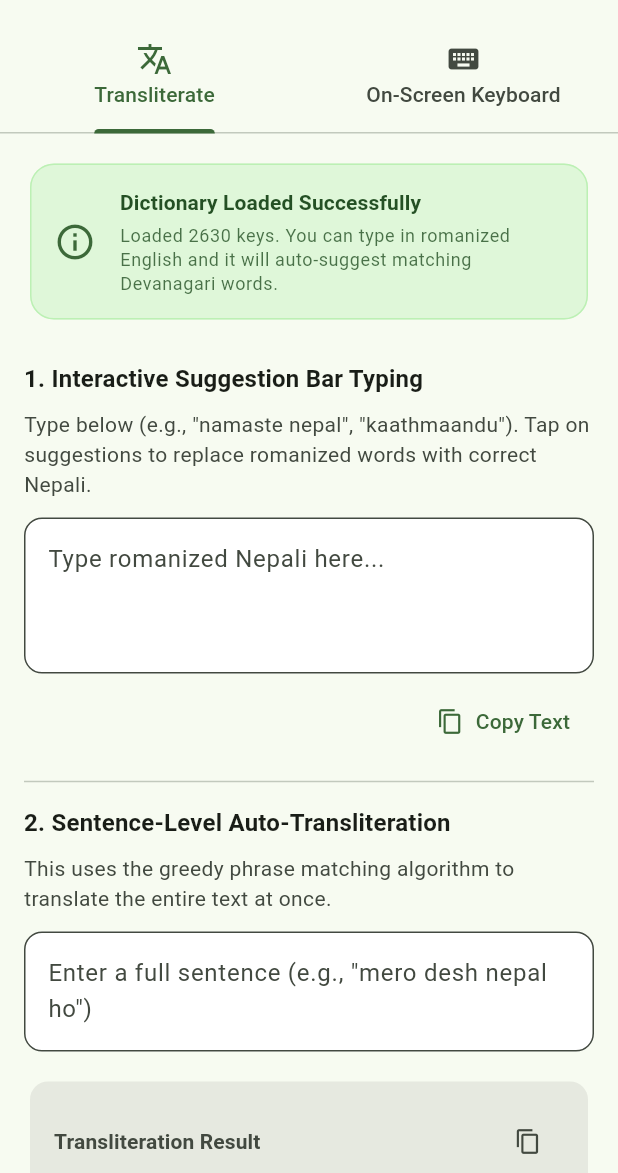
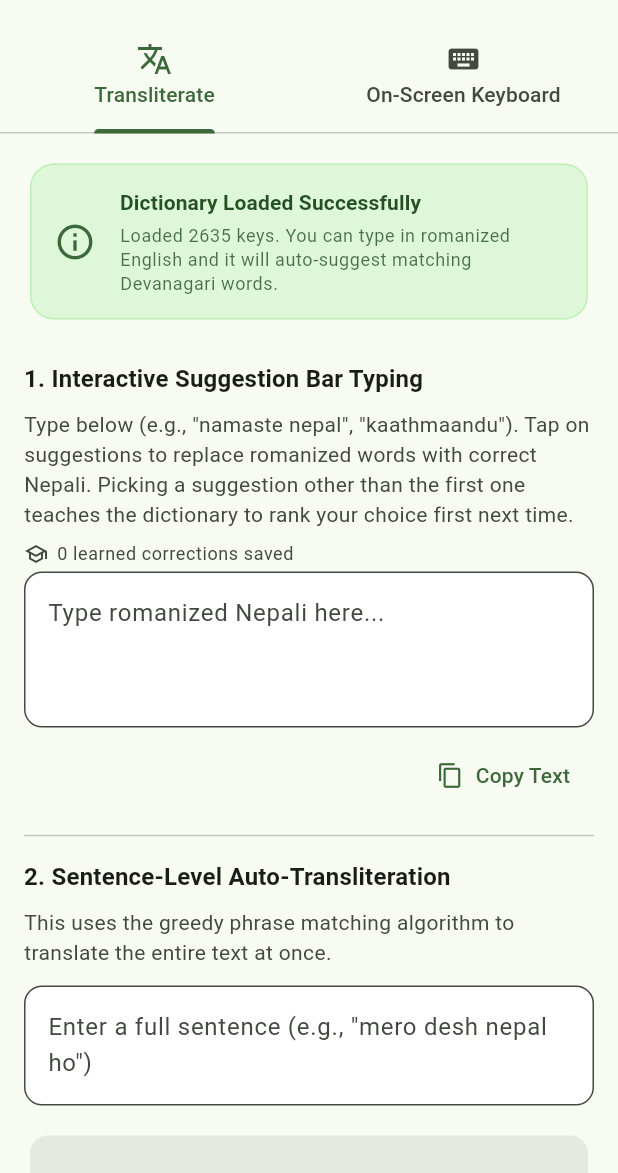
Before and after one commit to pratt778/nepali_transliteration, a Flutter app: the screen it shows after launch, on a phone screen of 412 x 824 dp, the part 63-1236 px from its top. Run offline on Flutter 3.47's test engine with Material 3 defaults, Android fonts, the phone set to English and light mode, and no system bars; our stand-ins replace shared_preferences.

Commit message:
feat: implement dictionary learning system and atomic keyboard backspace
    - Add session-level learned corrections to NepaliDictionary with support for snapshotting and loading.
    - Introduce NepaliDictionaryLoader widget to handle dictionary asset loading asynchronously and display custom loading/error states.
    - Improve NepaliKeyboard backspace logic to atomically delete multi-character conjuncts (e.g., क्ष, त्र, ज्ञ, अं) instead of single code points,
  avoiding dangling half-glyphs.
    - Set canRequestFocus: false on key buttons in NepaliKeyButton to prevent keyboard taps from stealing focus from target fields.
    - Sort dictionary files alphabetically in build_nepali_dictionary.dart to ensure builds are deterministic.
    - Integrate persistence for learned corrections using SharedPreferences in example/lib/main.dart.
    - Add warning in README.md about text capitalization impacting phonetic matching.
    - Add comprehensive widget and unit tests for loader, dictionary learning, and keyboard behavior.

````diff
--- a/example/lib/main.dart
+++ b/example/lib/main.dart
@@ -1,6 +1,12 @@
+import 'dart:convert';
+
 import 'package:flutter/material.dart';
 import 'package:flutter/services.dart';
 import 'package:nepali_transliteration/nepali_transliteration.dart';
+import 'package:shared_preferences/shared_preferences.dart';
+
+/// SharedPreferences key the learned corrections snapshot is saved under.
+const String _kLearnedPrefsKey = 'nepali_learned_corrections';
 
 void main() {
   WidgetsFlutterBinding.ensureInitialized();
@@ -45,9 +51,8 @@ class DemoHomeScreen extends StatefulWidget {
 class _DemoHomeScreenState extends State<DemoHomeScreen>
     with SingleTickerProviderStateMixin {
   late TabController _tabController;
-  bool _isLoading = true;
-  String _loadError = '';
   int _dictionarySize = 0;
+  int _learnedCount = 0;
 
   // Tab 1: Interactive & Sentence Transliteration
   final TextEditingController _interactiveInputController =
@@ -76,22 +81,47 @@ class _DemoHomeScreenState extends State<DemoHomeScreen>
         _isKeyboardFocused = _keyboardFocusNode.hasFocus;
       });
     });
-    _loadDictionary();
   }
 
-  Future<void> _loadDictionary() async {
-    try {
-      final dict = await NepaliDictionary.load();
+  /// Runs once [NepaliDictionaryLoader] finishes loading — restores
+  /// corrections learned in previous sessions and reflects the dictionary's
+  /// stats in the UI. Loading/error UI itself is handled by the loader
+  /// widget, so there's no `isLoading`/`loadError` state to manage here.
+  Future<void> _onDictionaryReady(NepaliDictionary dict) async {
+    final prefs = await SharedPreferences.getInstance();
+    final saved = prefs.getString(_kLearnedPrefsKey);
+    if (saved != null) {
+      dict.loadLearned(Map<String, String>.from(jsonDecode(saved) as Map));
+    }
+    if (!mounted) return;
     setState(() {
-        _isLoading = false;
       _dictionarySize = dict.size;
-      });
-    } catch (e) {
-      setState(() {
-        _isLoading = false;
-        _loadError = e.toString();
+      _learnedCount = dict.learnedCount;
     });
   }
+
+  /// Saves the current learned-corrections snapshot so it survives restarts.
+  Future<void> _persistLearned() async {
+    final prefs = await SharedPreferences.getInstance();
+    await prefs.setString(
+      _kLearnedPrefsKey,
+      jsonEncode(NepaliDictionary.instance.learnedSnapshot()),
+    );
+  }
+
+  Future<void> _resetLearned() async {
+    NepaliDictionary.instance.clearLearned();
+    final prefs = await SharedPreferences.getInstance();
+    await prefs.remove(_kLearnedPrefsKey);
+    setState(() => _learnedCount = 0);
+    if (!mounted) return;
+    ScaffoldMessenger.of(context).showSnackBar(
+      const SnackBar(
+        content: Text('Cleared all learned corrections'),
+        duration: Duration(seconds: 2),
+        behavior: SnackBarBehavior.floating,
+      ),
+    );
   }
 
   @override
@@ -164,6 +194,12 @@ class _DemoHomeScreenState extends State<DemoHomeScreen>
   void _selectCandidate(String candidate) {
     if (_activeWord.isEmpty) return;
 
+    // Picking anything other than the top suggestion is a correction —
+    // remember it so this word ranks `candidate` first next time.
+    final bool isCorrection =
+        _candidates.isNotEmpty && _candidates.first != candidate;
+    final String correctedWord = _activeWord;
+
     final text = _interactiveInputController.text;
 
     // We add a space after the candidate for faster typing flow
@@ -187,6 +223,19 @@ class _DemoHomeScreenState extends State<DemoHomeScreen>
       _activeWord = '';
       _candidates = [];
     });
+
+    if (isCorrection && NepaliDictionary.isLoaded) {
+      NepaliDictionary.instance.remember(correctedWord, candidate);
+      setState(() => _learnedCount = NepaliDictionary.instance.learnedCount);
+      _persistLearned();
+      ScaffoldMessenger.of(context).showSnackBar(
+        SnackBar(
+          content: Text('Learned: "$correctedWord" → $candidate'),
+          duration: const Duration(seconds: 2),
+          behavior: SnackBarBehavior.floating,
+        ),
+      );
+    }
   }
 
   void _onBulkTextChanged() {
@@ -220,9 +269,6 @@ class _DemoHomeScreenState extends State<DemoHomeScreen>
 
   @override
   Widget build(BuildContext context) {
-    final theme = Theme.of(context);
-    final cs = theme.colorScheme;
-
     return Scaffold(
       appBar: AppBar(
         title: const Text(
@@ -239,53 +285,14 @@ class _DemoHomeScreenState extends State<DemoHomeScreen>
           ],
         ),
       ),
-      body: _isLoading
-          ? Center(
-              child: Column(
-                mainAxisAlignment: MainAxisAlignment.center,
-                children: [
-                  const CircularProgressIndicator(),
-                  const SizedBox(height: 16),
-                  Text(
-                    'Loading Dictionary Asset...',
-                    style: theme.textTheme.bodyLarge?.copyWith(
-                      color: cs.onSurfaceVariant,
-                    ),
-                  ),
-                ],
-              ),
-            )
-          : _loadError.isNotEmpty
-          ? Center(
-              child: Padding(
-                padding: const EdgeInsets.all(24.0),
-                child: Column(
-                  mainAxisAlignment: MainAxisAlignment.center,
-                  children: [
-                    Icon(Icons.error_outline, color: cs.error, size: 60),
-                    const SizedBox(height: 16),
-                    Text(
-                      'Failed to load dictionary asset',
-                      style: theme.textTheme.titleMedium?.copyWith(
-                        color: cs.error,
-                        fontWeight: FontWeight.bold,
-                      ),
-                    ),
-                    const SizedBox(height: 8),
-                    Text(
-                      _loadError,
-                      textAlign: TextAlign.center,
-                      style: theme.textTheme.bodyMedium?.copyWith(
-                        color: cs.onSurfaceVariant,
-                      ),
-                    ),
-                  ],
-                ),
-              ),
-            )
-          : TabBarView(
+      // NepaliDictionaryLoader owns the loading/error UI, so the only thing
+      // this screen does is react once the dictionary is ready.
+      body: NepaliDictionaryLoader(
+        onReady: _onDictionaryReady,
+        builder: (context, dictionary) => TabBarView(
           controller: _tabController,
           children: [_buildTransliterateTab(), _buildKeyboardTab()],
+        ),
       ),
     );
   }
@@ -328,7 +335,7 @@ class _DemoHomeScreenState extends State<DemoHomeScreen>
                         Text(
                           'Loaded $_dictionarySize keys. You can type in romanized English and it will auto-suggest matching Devanagari words.',
                           style: theme.textTheme.bodySmall?.copyWith(
-                            color: cs.onPrimaryContainer.withValues(alpha:0.8),
+                            color: cs.onPrimaryContainer.withValues(alpha: 0.8),
                           ),
                         ),
                       ],
@@ -349,12 +356,32 @@ class _DemoHomeScreenState extends State<DemoHomeScreen>
           ),
           const SizedBox(height: 8),
           Text(
-            'Type below (e.g., "namaste nepal", "kaathmaandu"). Tap on suggestions to replace romanized words with correct Nepali.',
+            'Type below (e.g., "namaste nepal", "kaathmaandu"). Tap on suggestions to replace romanized words with correct Nepali. '
+            'Picking a suggestion other than the first one teaches the dictionary to rank your choice first next time.',
             style: theme.textTheme.bodyMedium?.copyWith(
               color: cs.onSurfaceVariant,
             ),
           ),
-          const SizedBox(height: 12),
+          const SizedBox(height: 8),
+          Row(
+            children: [
+              Icon(Icons.school_outlined, size: 16, color: cs.onSurfaceVariant),
+              const SizedBox(width: 6),
+              Text(
+                '$_learnedCount learned correction${_learnedCount == 1 ? '' : 's'} saved',
+                style: theme.textTheme.bodySmall?.copyWith(
+                  color: cs.onSurfaceVariant,
+                ),
+              ),
+              const Spacer(),
+              if (_learnedCount > 0)
+                TextButton(
+                  onPressed: _resetLearned,
+                  child: const Text('Reset'),
+                ),
+            ],
+          ),
+          const SizedBox(height: 4),
 
           // Suggestion Bar
           AnimatedContainer(
@@ -502,7 +529,7 @@ class _DemoHomeScreenState extends State<DemoHomeScreen>
                       fontSize: 18,
                       fontWeight: FontWeight.w500,
                       color: _bulkResult.isEmpty
-                          ? cs.onSurfaceVariant.withValues(alpha:0.5)
+                          ? cs.onSurfaceVariant.withValues(alpha: 0.5)
                           : cs.onSurface,
                     ),
                   ),
@@ -529,7 +556,7 @@ class _DemoHomeScreenState extends State<DemoHomeScreen>
               children: [
                 Card(
                   elevation: 0,
-                  color: cs.secondaryContainer.withValues(alpha:0.3),
+                  color: cs.secondaryContainer.withValues(alpha: 0.3),
                   shape: RoundedRectangleBorder(
                     borderRadius: BorderRadius.circular(12),
                   ),
--- a/example/pubspec.yaml
+++ b/example/pubspec.yaml
@@ -11,6 +11,7 @@ dependencies:
     sdk: flutter
   nepali_transliteration:
     path: ../
+  shared_preferences: ^2.5.5
 
 dev_dependencies:
   flutter_test:
--- a/lib/nepali_transliteration.dart
+++ b/lib/nepali_transliteration.dart
@@ -9,4 +9,9 @@ export 'src/logic/nepali_transliteration.dart'
         transliterationCandidates,
         transliterateSentence;
 export 'src/logic/nepali_dictionary.dart' show NepaliDictionary;
+export 'src/logic/nepali_dictionary_loader.dart'
+    show
+        NepaliDictionaryLoader,
+        NepaliDictionaryWidgetBuilder,
+        NepaliDictionaryErrorBuilder;
 export 'src/keyboard/nepali_keyboard.dart' show NepaliKeyboard;
--- a/lib/src/logic/nepali_dictionary.dart
+++ b/lib/src/logic/nepali_dictionary.dart
@@ -18,6 +18,13 @@ class NepaliDictionary {
   /// Schwa-tolerant fallback index: deschwa(key) → candidates, built only for
   /// longer keys so loose spellings (`kathamandu`) still resolve.
   final Map<String, List<String>> _fuzzy;
+
+  /// Operator-picked corrections for this session: normalized key → the
+  /// Devanagari value the operator chose over the top-ranked suggestion.
+  /// Merged ahead of dictionary/fuzzy hits by [candidates] and [sentence].
+  /// This is in-memory only — see [learnedSnapshot] / [loadLearned] to
+  /// persist it across app restarts.
+  final Map<String, String> _learned = {};
 
   static Map<String, List<String>> _buildFuzzyIndex(
     Map<String, List<String>> map,
@@ -63,23 +70,58 @@ class NepaliDictionary {
   /// Number of keys loaded — handy for diagnostics.
   int get size => _map.length;
 
-  /// Ranked Devanagari candidates for a single typed [token].
+  /// Number of corrections learned so far this session.
+  int get learnedCount => _learned.length;
+
+  /// Records that the operator picked [candidate] for [word] over whatever
+  /// ranked first, so future lookups of the same word — in any casing or
+  /// loose spelling that normalizes the same way — rank it first instead.
+  ///
+  /// This only updates the in-memory session map. To keep corrections across
+  /// app restarts, persist [learnedSnapshot] yourself (e.g. to
+  /// `shared_preferences`) and restore it with [loadLearned] at next launch.
+  void remember(String word, String candidate) {
+    final String key = normalizeDictKey(word);
+    if (key.isEmpty || candidate.isEmpty) return;
+    _learned[key] = candidate;
+  }
+
+  /// Forgets a previously [remember]ed correction for [word], if any.
+  void forget(String word) => _learned.remove(normalizeDictKey(word));
+
+  /// Clears every correction learned this session.
+  void clearLearned() => _learned.clear();
+
+  /// A serializable snapshot of everything learned so far — hand this to
+  /// your own storage (e.g. `jsonEncode` it into `shared_preferences`) to
+  /// persist corrections across app restarts.
+  Map<String, String> learnedSnapshot() => Map.unmodifiable(_learned);
+
+  /// Restores corrections previously saved via [learnedSnapshot] (e.g. loaded
+  /// back from `shared_preferences` at app start). Keys are expected to
+  /// already be normalized, exactly as [learnedSnapshot] produced them.
+  void loadLearned(Map<String, String> saved) => _learned.addAll(saved);
+
+  /// Ranked Devanagari candidates for a single typed [token]. Corrections
+  /// [remember]ed this session are always considered first; an explicit
+  /// [learned] map (if passed) takes priority over those.
   List<String> candidates(
     String token, {
     Map<String, String> learned = const {},
   }) => transliterationCandidates(
     token,
     dictionary: _map,
-    learned: learned,
+    learned: {..._learned, ...learned},
     fuzzy: _fuzzy,
   );
 
-  /// Best-guess transliteration of a whole [input] (phrase-aware).
+  /// Best-guess transliteration of a whole [input] (phrase-aware). Same
+  /// [learned]-merging rule as [candidates].
   String sentence(String input, {Map<String, String> learned = const {}}) =>
       transliterateSentence(
         input,
         dictionary: _map,
-        learned: learned,
+        learned: {..._learned, ...learned},
         fuzzy: _fuzzy,
       );
 }
--- /dev/null
+++ b/lib/src/logic/nepali_dictionary_loader.dart
@@ -0,0 +1,123 @@
+import 'package:flutter/material.dart';
+import 'package:nepali_transliteration/src/logic/nepali_dictionary.dart';
+
+/// Builds the ready UI once [NepaliDictionary.load] completes.
+typedef NepaliDictionaryWidgetBuilder =
+    Widget Function(BuildContext context, NepaliDictionary dictionary);
+
+/// Builds a fallback UI for a load failure (e.g. a missing/corrupt asset).
+typedef NepaliDictionaryErrorBuilder =
+    Widget Function(BuildContext context, Object error);
+
+/// Convenience wrapper around [NepaliDictionary.load] so callers don't have
+/// to hand-roll `isLoading`/error `State` fields themselves. Drop this in
+/// wherever the dictionary-backed UI (suggestion bar, sentence translation)
+/// would otherwise go:
+///
+/// ```dart
+/// NepaliDictionaryLoader(
+///   builder: (context, dictionary) => MySuggestionBar(dictionary),
+/// )
+/// ```
+///
+/// [NepaliKeyboard] and [convertToNepali] need no loading at all and can be
+/// used directly without this widget — it's only needed for the
+/// dictionary-backed suggestion/sentence APIs.
+///
+/// Safe to mount more than once, or to unmount and remount later: repeat
+/// calls to [NepaliDictionary.load] return the already-loaded singleton
+/// instantly rather than re-reading the asset.
+class NepaliDictionaryLoader extends StatefulWidget {
+  const NepaliDictionaryLoader({
+    super.key,
+    required this.builder,
+    this.loadingBuilder,
+    this.errorBuilder,
+    this.onReady,
+  });
+
+  /// Called with the ready [NepaliDictionary] once loading completes.
+  final NepaliDictionaryWidgetBuilder builder;
+
+  /// Shown while the dictionary asset is being read and indexed. Defaults to
+  /// a centered [CircularProgressIndicator].
+  final WidgetBuilder? loadingBuilder;
+
+  /// Shown if [NepaliDictionary.load] throws. Defaults to a centered error
+  /// icon and the error's `toString()`.
+  final NepaliDictionaryErrorBuilder? errorBuilder;
+
+  /// Fires exactly once, right after loading completes and before [builder]
+  /// is first used — handy for one-off setup like restoring a previously
+  /// [NepaliDictionary.loadLearned] snapshot.
+  final void Function(NepaliDictionary dictionary)? onReady;
+
+  @override
+  State<NepaliDictionaryLoader> createState() => _NepaliDictionaryLoaderState();
+}
+
+class _NepaliDictionaryLoaderState extends State<NepaliDictionaryLoader> {
+  late final Future<NepaliDictionary> _future = NepaliDictionary.load().then((
+    dictionary,
+  ) {
+    widget.onReady?.call(dictionary);
+    return dictionary;
+  });
+
+  @override
+  Widget build(BuildContext context) {
+    return FutureBuilder<NepaliDictionary>(
+      future: _future,
+      builder: (context, snapshot) {
+        if (snapshot.hasError) {
+          return widget.errorBuilder?.call(context, snapshot.error!) ??
+              _DefaultError(error: snapshot.error!);
+        }
+        if (!snapshot.hasData) {
+          return widget.loadingBuilder?.call(context) ??
+              const _DefaultLoading();
+        }
+        return widget.builder(context, snapshot.data!);
+      },
+    );
+  }
+}
+
+class _DefaultLoading extends StatelessWidget {
+  const _DefaultLoading();
+
+  @override
+  Widget build(BuildContext context) {
+    return const Center(child: CircularProgressIndicator());
+  }
+}
+
+class _DefaultError extends StatelessWidget {
+  const _DefaultError({required this.error});
+
+  final Object error;
+
+  @override
+  Widget build(BuildContext context) {
+    final ColorScheme cs = Theme.of(context).colorScheme;
+    return Center(
+      child: Padding(
+        padding: const EdgeInsets.all(24.0),
+        child: Column(
+          mainAxisSize: MainAxisSize.min,
+          children: [
+            Icon(Icons.error_outline, color: cs.error, size: 48),
+            const SizedBox(height: 12),
+            Text(
+              'Failed to load Nepali dictionary asset',
+              style: TextStyle(color: cs.error, fontWeight: FontWeight.bold),
+              textAlign: TextAlign.center,
+            ),
+            const SizedBox(height: 8),
+            Text('$error', textAlign: TextAlign.center),
+          ],
+        ),
+      ),
+    );
+  }
+}
--- a/tool/build_nepali_dictionary.dart
+++ b/tool/build_nepali_dictionary.dart
@@ -94,7 +94,9 @@ void main() {
   final List<String> droppedKeys = [];
   int rawCount = 0;
 
-  for (final FileSystemEntity f in dir.listSync()) {
+  final List<FileSystemEntity> files = dir.listSync()
+    ..sort((a, b) => a.path.compareTo(b.path));
+  for (final FileSystemEntity f in files) {
     if (f is! File || !f.path.endsWith('.json')) continue;
     final dynamic parsed = jsonDecode(f.readAsStringSync());
     final List<dynamic> list = parsed is Map<String, dynamic>
--- a/tool/nepali_raw/places.json
+++ b/tool/nepali_raw/places.json
@@ -38,7 +38,8 @@
     {"name":"Kathmandu","type":"district","nepali":"काठमाडौं जिल्ला","roman":["kathmandu","ktm","katmandu","kantipur","kathmandu district"]},
     {"name":"Kavrepalanchok","type":"district","nepali":"काभ्रेपलाञ्चोक जिल्ला","roman":["kavre","kavrepalanchok","kabhre","banepa district","dhulikhel district"]},
     {"name":"Khotang","type":"district","nepali":"खोटाङ जिल्ला","roman":["khotang","khotang district"]},
-    {"name":"Lalitpur","type":"district","nepali":"ललितपुर जिल्ला","roman":["lalitpur","patan","ptn","lalitpur district"]},
+    {"name":"Lalitpur","type":"district","nepali":"ललितपुर जिल्ला","roman":["lalitpur","ptn","lalitpur district"]},
+    {"name":"Patan","type":"landmark","nepali":"पाटन","roman":["patan","patan durbar square","patan durbar"]},
     {"name":"Lamjung","type":"district","nepali":"लमजुङ जिल्ला","roman":["lamjung","lamjung district","besisahar district"]},
     {"name":"Mahottari","type":"district","nepali":"महोत्तरी जिल्ला","roman":["mahottari","mahotari","mahottari district","jaleshwar district"]},
     {"name":"Makwanpur","type":"district","nepali":"मकवानपुर जिल्ला","roman":["makwanpur","makwanpur district","hetauda district"]},
@@ -79,7 +80,7 @@
     {"name":"West Nawalparasi","type":"district","nepali":"नवलपरासी (बर्दघाट सुस्ता पश्चिम) जिल्ला","roman":["west nawalparasi","nawalparasi west","parasi","bardaghat susta west"]},
 
     {"name":"Kathmandu Metropolitan City","type":"metropolitan_city","nepali":"काठमाडौं महानगरपालिका","roman":["kathmandu","ktm","katmandu","kantipur","kathmandu metro"]},
-    {"name":"Lalitpur Metropolitan City","type":"metropolitan_city","nepali":"ललितपुर महानगरपालिका","roman":["lalitpur","patan","ptn","yala","lalitpur metro"]},
+    {"name":"Lalitpur Metropolitan City","type":"metropolitan_city","nepali":"ललितपुर महानगरपालिका","roman":["lalitpur","ptn","yala","lalitpur metro"]},
     {"name":"Bharatpur Metropolitan City","type":"metropolitan_city","nepali":"भरतपुर महानगरपालिका","roman":["bharatpur","bharatpur chitwan","bhratpur","bharatpur metro"]},
     {"name":"Biratnagar Metropolitan City","type":"metropolitan_city","nepali":"विराटनगर महानगरपालिका","roman":["biratnagar","brt","birat nagar","biratnagar metro"]},
     {"name":"Birgunj Metropolitan City","type":"metropolitan_city","nepali":"वीरगञ्ज महानगरपालिका","roman":["birgunj","birganj","brj","birgunj parsa","birgunj metro"]},
--- a/tool/nepali_raw/words.json
+++ b/tool/nepali_raw/words.json
@@ -387,5 +387,7 @@
 {"devanagari":"बाउन्न","roman":["baunna","baun"]},
 {"devanagari":"दर्ता","roman":["darta","registration"]},
 {"devanagari":"हस्ताक्षर","roman":["hastakshar","signature"]},
-{"devanagari":"सही","roman":["sahi","signature","correct"]}
+{"devanagari":"सही","roman":["sahi","signature","correct"]},
+{"devanagari":"नेपाल","roman":["nepal","nepaal"]},
+{"devanagari":"सरकार","roman":["sarkar","sarakar","sarakaar"]}
 ]
````
Also changed, not shown: lib/src/keyboard/nepali_key_button.dart (+7 -0 lines), lib/src/keyboard/nepali_keyboard.dart (+41 -6 lines), assets/nepali/dictionary.json, example/pubspec.lock, 9 other files. Lines whose indentation alone changed are shown as unchanged.
